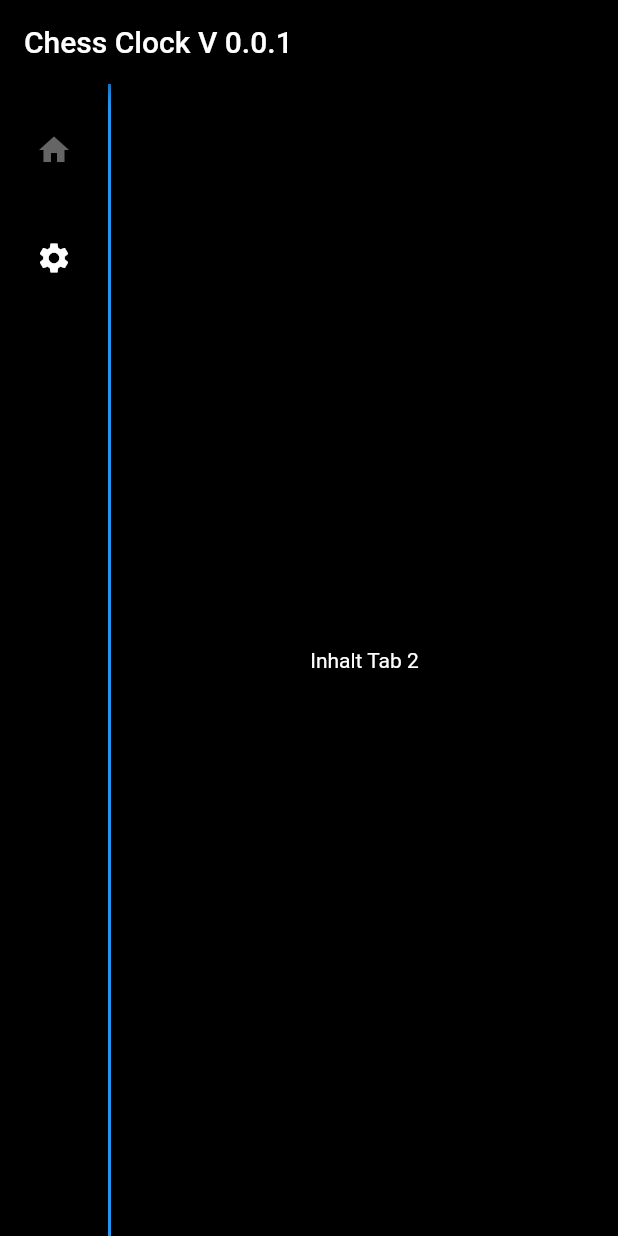
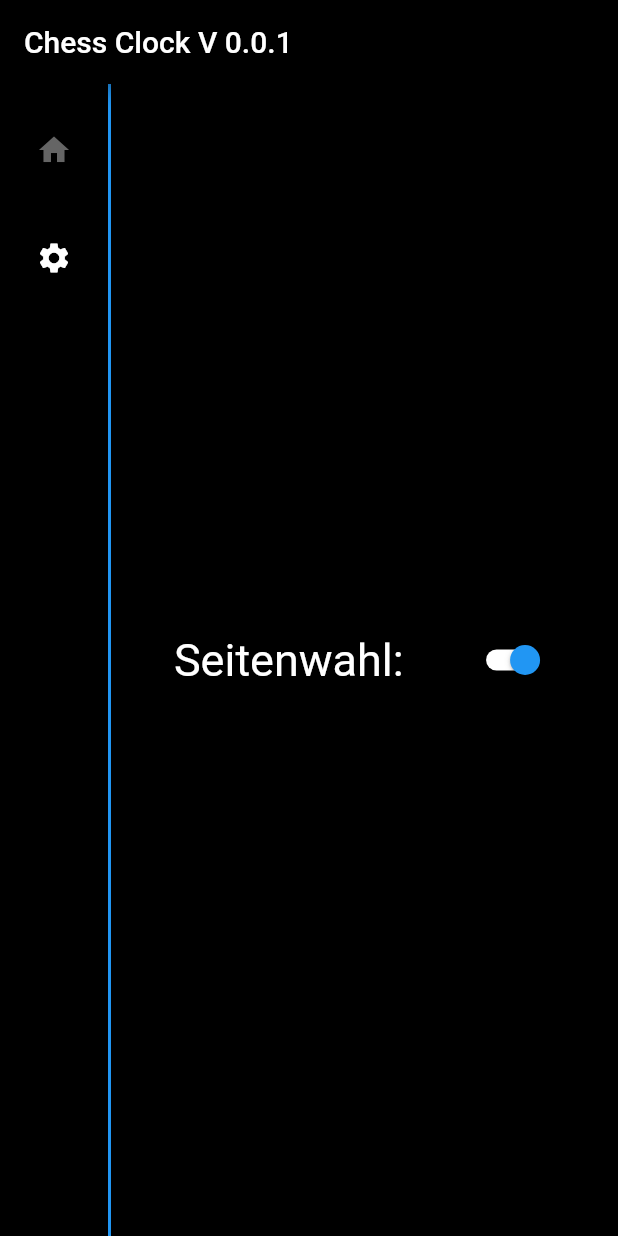
Before and after one commit to GeorgAubele/chess_clock, a Flutter app: the screen it shows after launch, after a tap on "Tab 2", on a phone screen of 412 x 824 dp. Run offline on Flutter 3.47's test engine with Material 2 defaults, Android fonts, the phone set to English and light mode, and no system bars.

Commit message:
Settings Tab: Seitenwahl and Switch

```diff
--- a/lib/main.dart
+++ b/lib/main.dart
@@ -36,6 +36,8 @@ class _ChessClockScreenState extends State<ChessClockScreen> {
   int _selectedIndex = 0;
   int _seconds1 = (0*3600 + 1*60 + 12)*100;  // in Hundertstel
   int _seconds2 = (3*3600 + 15*60 + 12)*100;  // in Hundertstel
+
+  bool _white_is_right = true;
 
   bool _isButton1Disabled = true;
   bool _isButton2Disabled = false;
@@ -297,9 +299,40 @@ class _ChessClockScreenState extends State<ChessClockScreen> {
                 ),
                 Container(
                   color: Colors.black,
-                  child: const Center(
-                      child: Text('Inhalt Tab 2',
-                          style: TextStyle(color: Colors.white))),
+                  child: Column (
+                      mainAxisAlignment: MainAxisAlignment.spaceEvenly,
+                      crossAxisAlignment: CrossAxisAlignment.center,
+                      children: [
+                        Row(
+                            mainAxisAlignment: MainAxisAlignment.spaceEvenly,
+                            crossAxisAlignment: CrossAxisAlignment.center,
+                            children: [
+                              Text('Seitenwahl:',
+                                  style: TextStyle(
+                                      color: Colors.white,
+                                    fontSize: 30
+                                  )
+                              ),
+                              Switch(
+                                // thumb color (round icon)
+                                activeColor: Colors.blue,
+                                activeTrackColor: Colors.white,
+                                inactiveThumbColor: Colors.blue,
+                                inactiveTrackColor: Colors.white,
+                                splashRadius: 50.0,
+                                // boolean variable value
+                                value: _white_is_right,
+                                // changes the state of the switch
+                                onChanged: (value) => setState(() => _white_is_right = value),
+                              ),
+                              ]
+                        )
+
+
+                      ]
+                  )
+
+                  ,
                 ),
               ],
             ),
```
